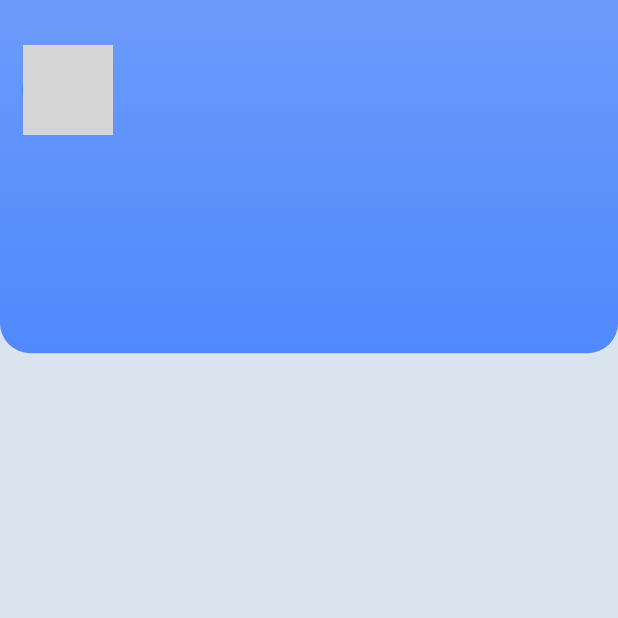
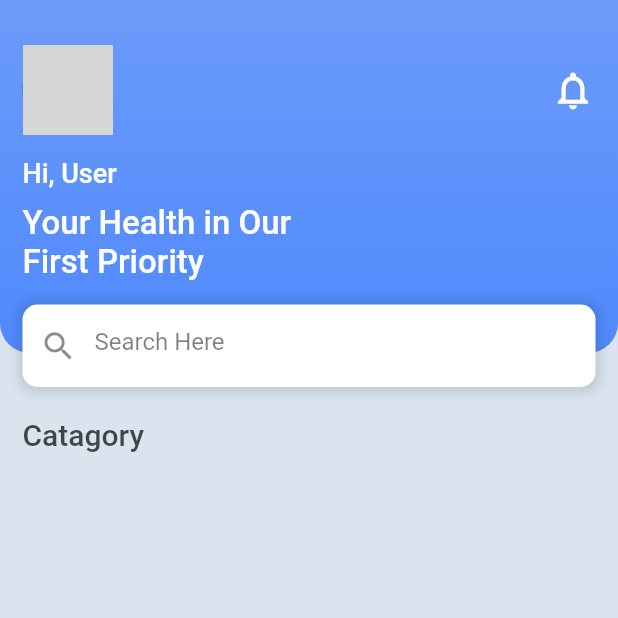
Before and after one commit to TiranChanuka/doctor_appoinment, a Flutter app: the screen it shows after launch, after a tap on "Get Start", on a phone screen of 412 x 824 dp, the top half of it. Run offline on Flutter 3.47's test engine with Material 2 defaults, Android fonts, the phone set to English and light mode, and no system bars; our stand-ins replace material_design_icons_flutter; grey boxes are pictures that could not be loaded.

Commit message:
Update HomeScreen.dart

```diff
--- a/lib/Screen/HomeScreen.dart
+++ b/lib/Screen/HomeScreen.dart
@@ -61,14 +61,79 @@ class HomeScreen extends StatelessWidget {
                               radius: 30,
                               backgroundImage: AssetImage("images/user1.png"),
                             ),
+                            Icon(
+                              Icons.notifications_outlined,
+                              color: wColor,
+                              size: 30,
+                            ),
                           ],
                         ),
+                        SizedBox(height: 15,),
+                        Text(
+                          "Hi, User",
+                          style: TextStyle(
+                            color: wColor,
+                            fontSize: 18,
+                            fontWeight: FontWeight.w500,
+                          ),
+                        ),
+                        SizedBox(height: 10,),
+                        Text(
+                          "Your Health in Our\nFirst Priority",
+                          style: TextStyle(
+                            color: wColor,
+                            fontSize: 22,
+                            fontWeight: FontWeight.w500,
+                          ),
+                        ),
+                        Container(
+                          margin: EdgeInsets.only(top: 15,bottom: 20),
+                          width: MediaQuery.of(context).size.width,
+                          height: 55,
+                          alignment: Alignment.center,
+                          decoration: BoxDecoration(
+                            color: wColor,
+                            borderRadius: BorderRadius.circular(10),
+                            boxShadow: [
+                              BoxShadow(
+                                color: sColor,
+                                blurRadius: 6,
+                                spreadRadius: 3,
+                              ),
+                            ],
+                          ),
+                          child: TextFormField(
+                            decoration: InputDecoration(
+                              border: InputBorder.none,
+                              hintText: "Search Here",
+                              hintStyle: TextStyle(
+                                color: bColor.withOpacity(0.5),
+                              ),
+                              prefixIcon: Icon(
+                                Icons.search,
+                                size: 25,
+                              ),
+                            ),
+                          ),
+                        ),
                       ],
+                    ),
+                  ),
+                  Padding(
+                    padding: EdgeInsets.only(left: 15),
+                    child: Text(
+                      "Catagory",
+                      style: TextStyle(
+                        fontWeight: FontWeight.w500,
+                        fontSize: 20,
+                        color: bColor.withOpacity(0.7),
+                      ),
                     ),
                   ),
                 ],
               ),
             ),
+
           ],
         ),
       ),
```
